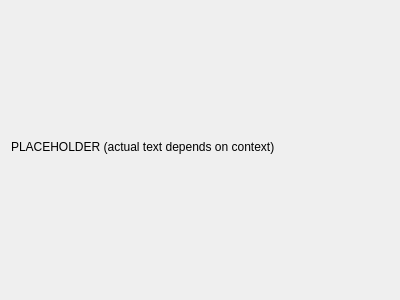
Old version of the form src/admc/properties_warning_dialog.ui in the repository altlinux/admc.
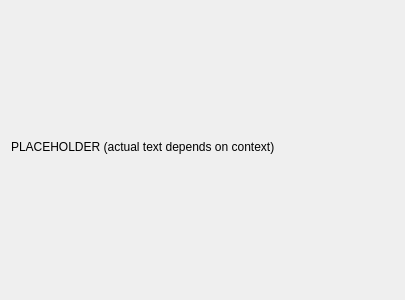
New version of the form.

Patch:
```diff
--- a/src/admc/properties_warning_dialog.ui
+++ b/src/admc/properties_warning_dialog.ui
@@ -6,7 +6,7 @@
    <rect>
     <x>0</x>
     <y>0</y>
-    <width>400</width>
+    <width>405</width>
     <height>300</height>
    </rect>
   </property>
```
Left out of the diff: 2 changed lines with no effect on the pictures.
